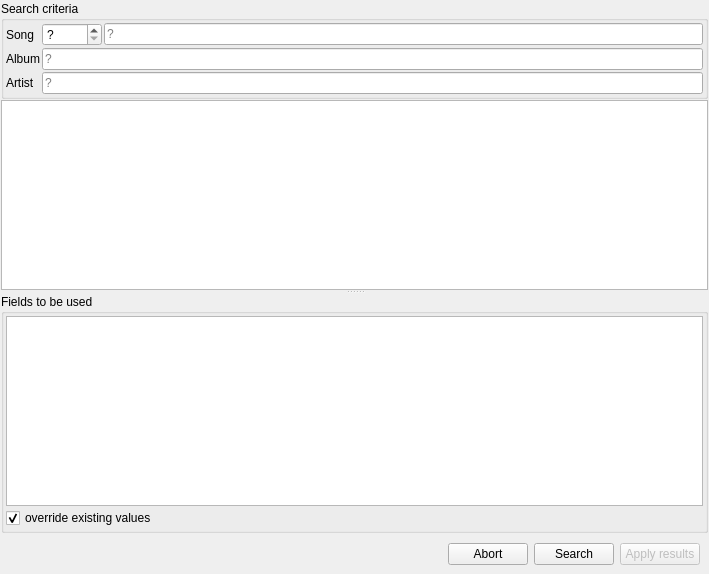
Before: the Qt Designer form gui/dbquerywidget.ui in Martchus/tageditor, drawn with Qt 5.
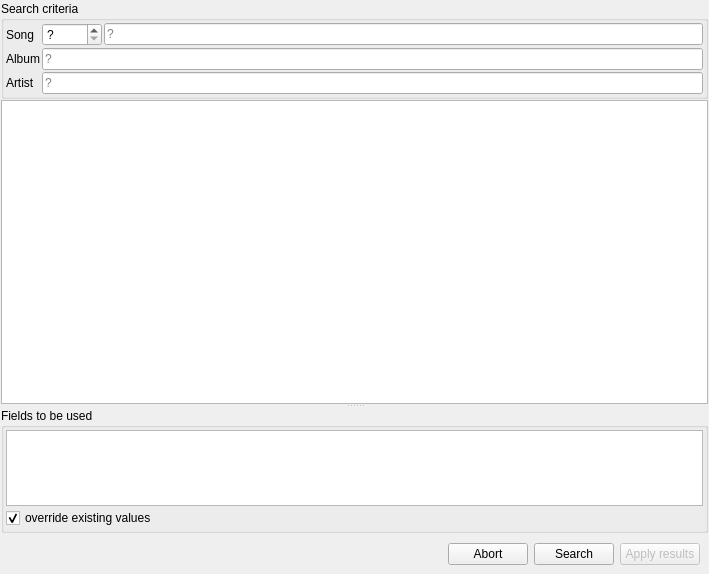
After: the same form once the commit is applied. Icons and pictures are not drawn. Custom widgets are drawn as their Qt base class.

```diff
--- a/gui/dbquerywidget.ui
+++ b/gui/dbquerywidget.ui
@@ -133,8 +133,33 @@
         <property name="orientation">
          <enum>Qt::Vertical</enum>
         </property>
-        <widget class="QTreeView" name="resultsTreeView"/>
+        <widget class="QTreeView" name="resultsTreeView">
+         <property name="sizePolicy">
+          <sizepolicy hsizetype="Expanding" vsizetype="Preferred">
+           <horstretch>0</horstretch>
+           <verstretch>0</verstretch>
+          </sizepolicy>
+         </property>
+        </widget>
         <widget class="QGroupBox" name="fieldsGroupBox">
+         <property name="sizePolicy">
+          <sizepolicy hsizetype="Preferred" vsizetype="Preferred">
+           <horstretch>0</horstretch>
+           <verstretch>0</verstretch>
+          </sizepolicy>
+         </property>
+         <property name="minimumSize">
+          <size>
+           <width>0</width>
+           <height>20</height>
+          </size>
+         </property>
+         <property name="maximumSize">
+          <size>
+           <width>16777215</width>
+           <height>125</height>
+          </size>
+         </property>
          <property name="title">
           <string>Fields to be used</string>
          </property>
@@ -156,6 +181,12 @@
           </property>
           <item>
            <widget class="QListView" name="fieldsListView">
+            <property name="sizePolicy">
+             <sizepolicy hsizetype="Expanding" vsizetype="Minimum">
+              <horstretch>0</horstretch>
+              <verstretch>0</verstretch>
+             </sizepolicy>
+            </property>
             <property name="movement">
              <enum>QListView::Free</enum>
             </property>
```
